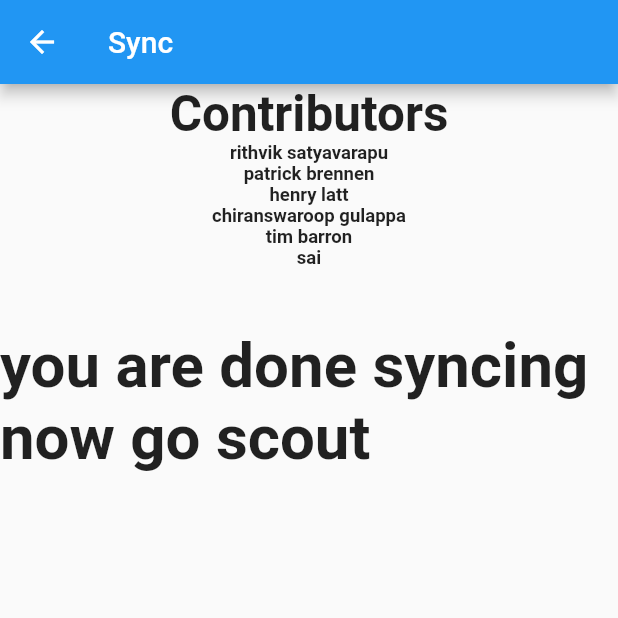
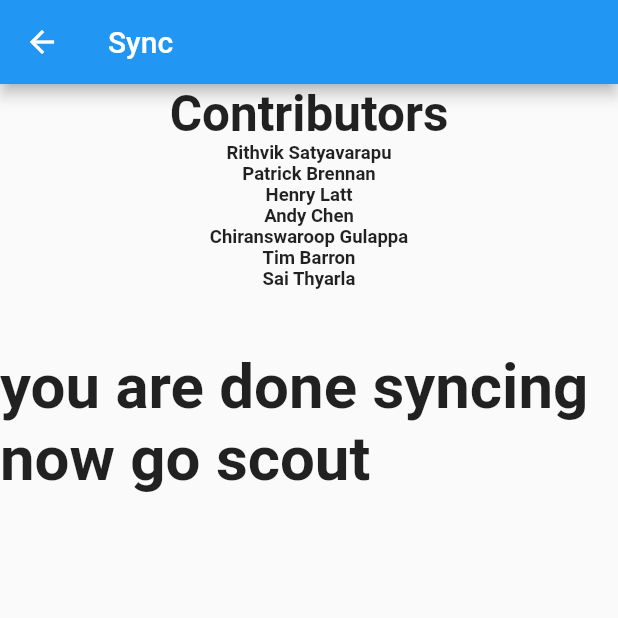
Before and after one commit to team178/ScoutingApp, a Flutter app: the SyncPage screen opened directly, on a phone screen of 412 x 824 dp, the top half of it. Run offline on Flutter 3.47's test engine with Material 2 defaults, Android fonts, the phone set to English and light mode, and no system bars.

Commit message:
Updated contributors
added appbar for scouting form screen as well

```diff
--- a/scoutingapp/lib/main.dart
+++ b/scoutingapp/lib/main.dart
@@ -298,6 +298,7 @@ class ScoutingPage extends StatelessWidget {
   Widget build(BuildContext context) {
     Size size = MediaQuery.of(context).size;
     return Scaffold (
+      appBar: AppBar(title: Text('Scouting Form')),
       body: Container(
         alignment: Alignment.center,
         child: Column(
@@ -399,42 +400,49 @@ class SyncPage extends StatelessWidget {
               )
             ),
             Text(
-              "rithvik satyavarapu",
+              "Rithvik Satyavarapu",
               style: TextStyle(
                 fontSize: size.width * 0.03,
                 fontWeight: FontWeight.bold,
               )
             ),
             Text(
-              "patrick brennen",
+              "Patrick Brennan",
               style: TextStyle(
                 fontSize: size.width * 0.03,
                 fontWeight: FontWeight.bold,
               )
             ),
             Text(
-              "henry latt",
+              "Henry Latt",
               style: TextStyle(
                 fontSize: size.width * 0.03,
                 fontWeight: FontWeight.bold,
               )
             ),
             Text(
-              "chiranswaroop gulappa",
+              "Andy Chen",
+              style: TextStyle(
+              fontSize: size.width * 0.03,
+              fontWeight: FontWeight.bold,
+              )
+            ),
+            Text(
+              "Chiranswaroop Gulappa",
               style: TextStyle(
                 fontSize: size.width * 0.03,
                 fontWeight: FontWeight.bold,
               )
             ),
             Text(
-              "tim barron",
+              "Tim Barron",
               style: TextStyle(
                 fontSize: size.width * 0.03,
                 fontWeight: FontWeight.bold,
               )
             ),
             Text(
-              "sai",
+              "Sai Thyarla",
               style: TextStyle(
                 fontSize: size.width * 0.03,
                 fontWeight: FontWeight.bold,
```
